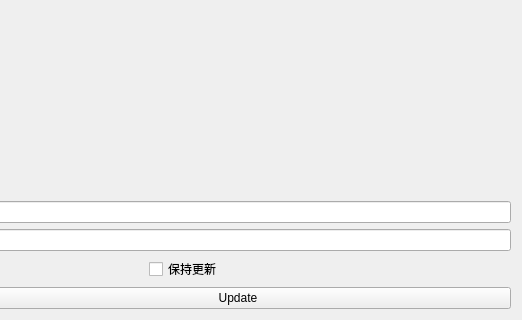
The window that resource/BtWindowAdvance.ui (waitfortea/BtHome) describes before a commit, drawn with Qt 5; both pictures show x 598 to 1120 and y 495 to 815 of the 1120 by 815 pixel window.
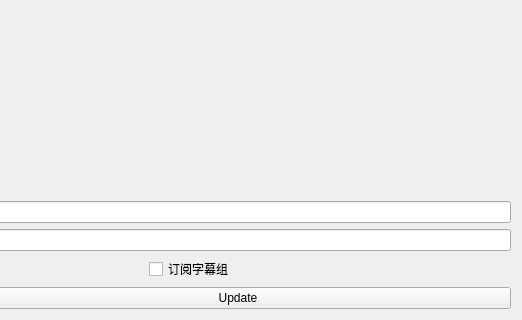
The same window after the commit. Custom widgets are drawn as their Qt base class.

What changed in the file:
```diff
--- a/resource/BtWindowAdvance.ui
+++ b/resource/BtWindowAdvance.ui
@@ -213,7 +213,7 @@
      <item>
       <widget class="CheckBox" name="keepUpdatecheckBox">
        <property name="text">
-        <string>保持更新</string>
+        <string>订阅字幕组</string>
        </property>
       </widget>
      </item>
```
